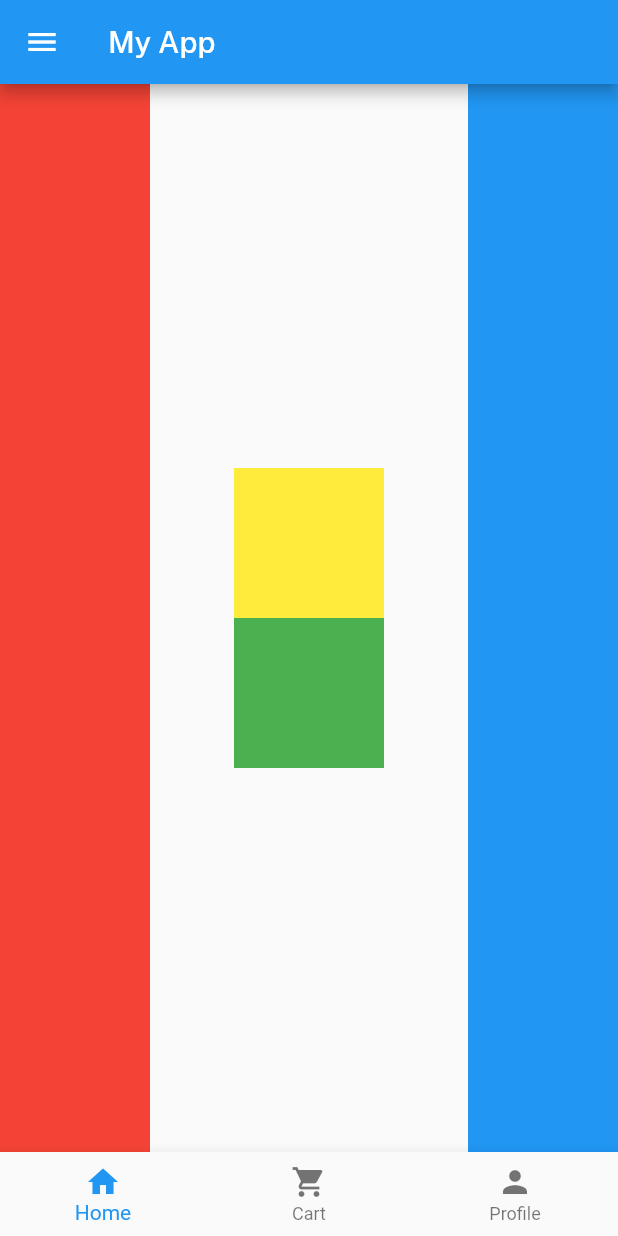
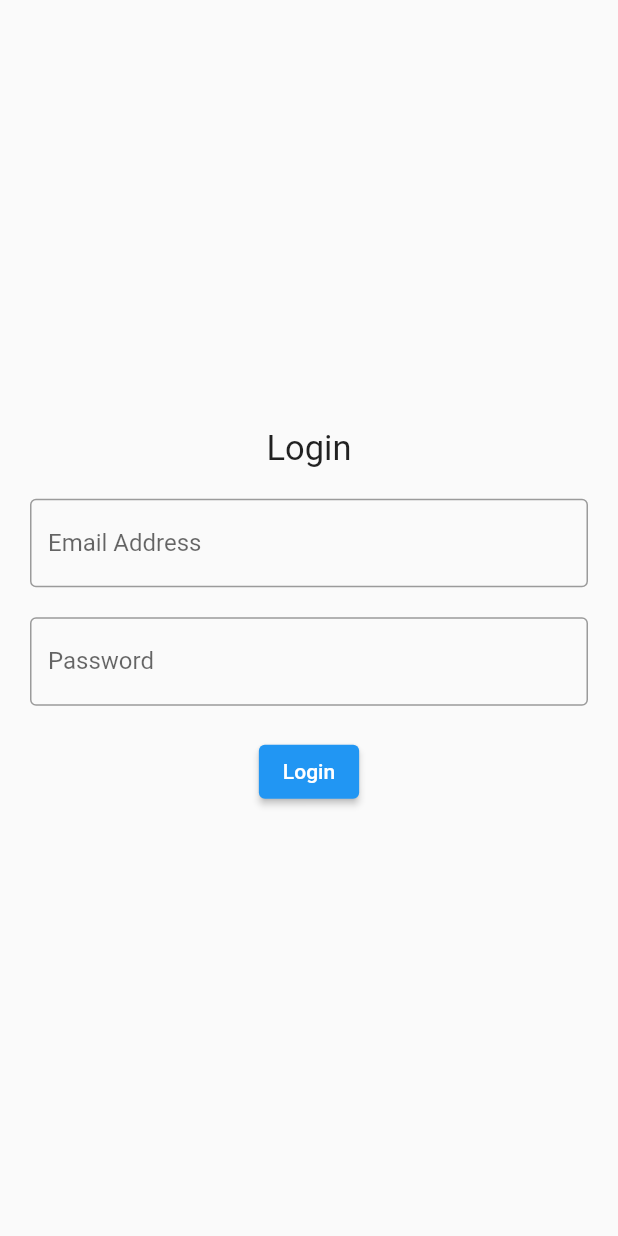
Before and after one commit to Suraj-Subedi/flutter_group_3, a Flutter app: the screen it shows after launch, on a phone screen of 412 x 824 dp. Run offline on Flutter 3.47's test engine with Material 2 defaults, Android fonts, the phone set to English and light mode, and no system bars; our stand-ins replace google_fonts.

Commit message:
text field and form

```diff
--- /dev/null
+++ b/lib/login.dart
@@ -0,0 +1,86 @@
+import 'package:flutter/material.dart';
+import 'package:test/main.dart';
+
+class LoginPage extends StatefulWidget {
+  const LoginPage({super.key});
+
+  @override
+  State<LoginPage> createState() => _LoginPageState();
+}
+
+class _LoginPageState extends State<LoginPage> {
+  TextEditingController emailController = TextEditingController();
+  TextEditingController passwordController = TextEditingController();
+  GlobalKey<FormState> loginFormKey = GlobalKey();
+
+  @override
+  Widget build(BuildContext context) {
+    return Scaffold(
+      body: SafeArea(
+        child: Container(
+          padding: EdgeInsets.symmetric(horizontal: 20),
+          width: double.infinity,
+          child: Form(
+            key: loginFormKey,
+            child: Column(
+              mainAxisAlignment: MainAxisAlignment.center,
+              crossAxisAlignment: CrossAxisAlignment.center,
+              children: [
+                Text(
+                  'Login',
+                  style: TextStyle(fontSize: 23),
+                ),
+                SizedBox(
+                  height: 20,
+                ),
+                TextFormField(
+                  validator: (v) {
+                    if (v == null) return "Email is required";
+                    if (v.isEmpty) {
+                      return 'Email is required';
+                    }
+                    return null;
+                  },
+                  onChanged: (v) {
+                    setState(() {});
+                  },
+                  controller: emailController,
+                  decoration: InputDecoration(
+                    labelText: 'Email Address',
+                    hintText: 'Enter your email',
+                    border: OutlineInputBorder(),
+                  ),
+                ),
+                SizedBox(
+                  height: 20,
+                ),
+                TextFormField(
+                  controller: passwordController,
+                  obscureText: true,
+                  decoration: InputDecoration(
+                    labelText: 'Password',
+                    hintText: 'Enter your password',
+                    border: OutlineInputBorder(),
+                  ),
+                ),
+                SizedBox(
+                  height: 20,
+                ),
+                ElevatedButton(
+                    onPressed: () {
+                      if (loginFormKey.currentState!.validate()) {
+                        Navigator.push(
+                          context,
+                          MaterialPageRoute(builder: (context) => MyApp()),
+                        );
+                      }
+                    },
+                    child: Text('Login')),
+              ],
+            ),
+          ),
+        ),
+      ),
+    );
+  }
+}
--- a/lib/main.dart
+++ b/lib/main.dart
@@ -1,6 +1,7 @@
 import 'package:flutter/material.dart';
 import 'package:test/cart.dart';
 import 'package:test/home.dart';
+import 'package:test/login.dart';
 import 'package:test/profile.dart';
 import 'package:google_fonts/google_fonts.dart';
 
@@ -8,7 +9,8 @@ void main() {
   runApp(
     const MaterialApp(
       debugShowCheckedModeBanner: false,
-      home: MyApp(),
+      // home: MyApp(),
+      home: LoginPage(),
     ),
   );
 }
```
